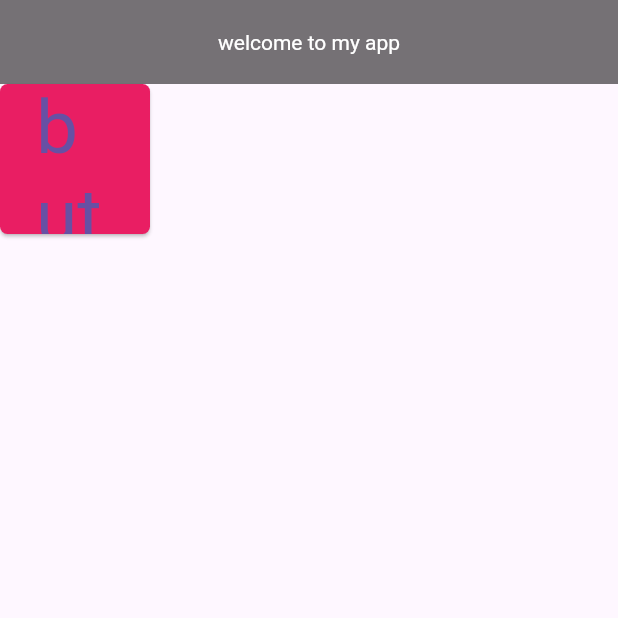
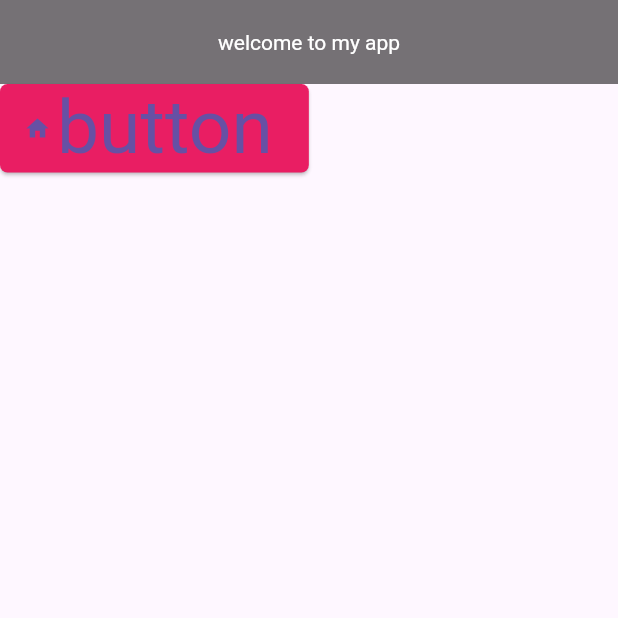
Before and after one commit to faria087/flutter, a Flutter app: the screen it shows after launch, on a phone screen of 412 x 824 dp, the top half of it. Run offline on Flutter 3.47's test engine with Material 3 defaults, Android fonts, the phone set to English and light mode, and no system bars.

Commit message:
elevated button

```diff
--- a/lib/home/screen.dart
+++ b/lib/home/screen.dart
@@ -61,16 +61,17 @@ class _HscreenState extends State<Hscreen> {
       //   radius: 100,
       //   backgroundImage: AssetImage('assets/images/1.jpg'),
       // ),
-      body: ElevatedButton(
+      body: ElevatedButton.icon(
         onPressed: () {},
 
         style: ElevatedButton.styleFrom(
           backgroundColor: Colors.pink,
           textStyle: TextStyle(fontSize: 50, color: Colors.black),
           shape: RoundedRectangleBorder(borderRadius: BorderRadius.circular(5)),
-          fixedSize: Size(100, 100),
+          // fixedSize: Size(100, 100),
         ),
-        child: Text('button'),
+        label: Text('button'),
+        icon: Icon(Icons.home),
       ),
     );
   }
```
